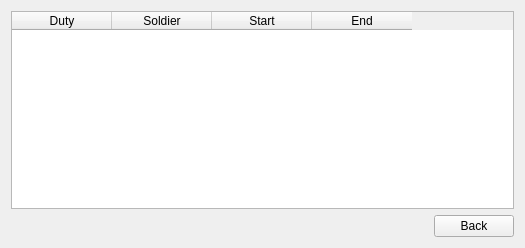
Above: Views/dutyview.ui from MehmetHY/MilitaryOutpostManagement-Qt5 before the change. Below: the same form after it.
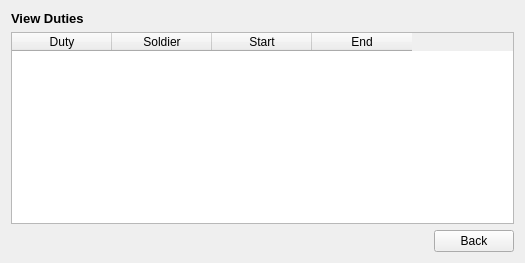
That is the form after the change.

Commit message: rearranged manage duties ui

What changed in the file:
```diff
--- a/Views/dutyview.ui
+++ b/Views/dutyview.ui
@@ -15,6 +15,29 @@
   </property>
   <layout class="QGridLayout" name="gridLayout">
    <item row="0" column="0">
+    <widget class="QLabel" name="label_7">
+     <property name="sizePolicy">
+      <sizepolicy hsizetype="Preferred" vsizetype="Fixed">
+       <horstretch>0</horstretch>
+       <verstretch>0</verstretch>
+      </sizepolicy>
+     </property>
+     <property name="font">
+      <font>
+       <pointsize>10</pointsize>
+       <weight>75</weight>
+       <bold>true</bold>
+      </font>
+     </property>
+     <property name="text">
+      <string>View Duties</string>
+     </property>
+     <property name="alignment">
+      <set>Qt::AlignLeading|Qt::AlignLeft|Qt::AlignVCenter</set>
+     </property>
+    </widget>
+   </item>
+   <item row="1" column="0">
     <widget class="QTableWidget" name="dutyTable">
      <property name="sizePolicy">
       <sizepolicy hsizetype="MinimumExpanding" vsizetype="MinimumExpanding">
@@ -44,7 +67,7 @@
      </column>
     </widget>
    </item>
-   <item row="1" column="0">
+   <item row="2" column="0">
     <layout class="QHBoxLayout" name="horizontalLayout">
      <item>
       <spacer name="horizontalSpacer">
```
The commit also changes 1 other file.
